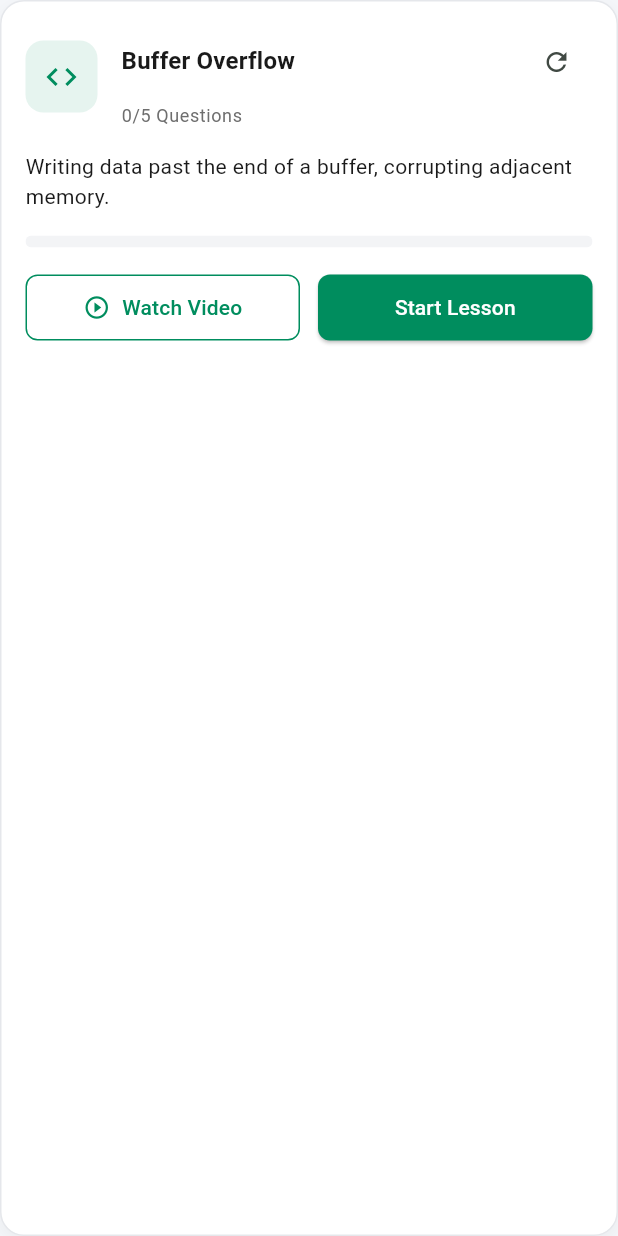
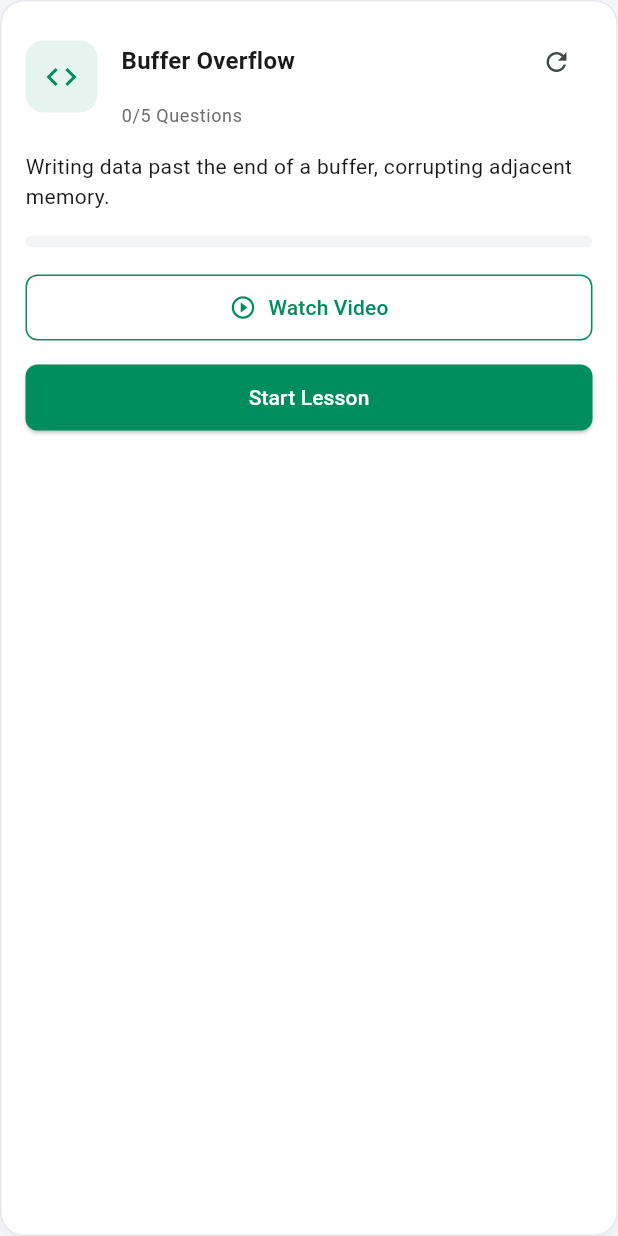
Before and after one commit to Abdullah-222/Learning-App, a Flutter app: the _TopicCard widget shown alone on an empty page, opened directly with sample values from the repository, on a phone screen of 412 x 824 dp. Run offline on Flutter 3.47's test engine with Material 3 defaults, Android fonts, the phone set to English and light mode, and no system bars; our stand-ins replace cloud_firestore, firebase_auth, firebase_core, shared_preferences, youtube_player_flutter; accounts and stored records are empty.

Commit message:
Fix: Add robust scrolling layouts to LearnScreen and VideoScreen to prevent overflow on extreme mobile/desktop dimensions

```diff
--- a/lib/screens/learn_screen.dart
+++ b/lib/screens/learn_screen.dart
@@ -187,9 +187,13 @@ class _TopicCard extends StatelessWidget {
                         ),
                     ),
                      const SizedBox(height: 16),
-                     Row(
+                     Wrap(
+                         spacing: 12,
+                         runSpacing: 12,
+                         alignment: WrapAlignment.center,
                          children: [
-                             Expanded(
+                             SizedBox(
+                                 width: double.infinity,
                                  child: OutlinedButton.icon(
                                      onPressed: () {
                                          Navigator.push(context, MaterialPageRoute(builder: (_) => VideoScreen(topic: topic)));
@@ -205,8 +209,8 @@ class _TopicCard extends StatelessWidget {
                                      ),
                                  ),
                              ),
-                             const SizedBox(width: 12),
-                             Expanded(
+                             SizedBox(
+                                 width: double.infinity,
                                  child: ElevatedButton(
                                      onPressed: () async {
                                          await Navigator.push(context, MaterialPageRoute(builder: (_) => QuizScreen(topic: topic)));
--- a/lib/screens/video_screen.dart
+++ b/lib/screens/video_screen.dart
@@ -79,7 +79,9 @@ class _VideoScreenState extends State<VideoScreen> {
           body: Column(
             children: [
               player,
-              Padding(
+              Expanded(
+                child: SingleChildScrollView(
+                  child: Padding(
                     padding: const EdgeInsets.all(24.0),
                     child: Column(
                       crossAxisAlignment: CrossAxisAlignment.stretch,
@@ -96,6 +98,8 @@ class _VideoScreenState extends State<VideoScreen> {
                       ],
                     ),
                   ),
+                ),
+              ),
             ],
           ),
         );
```
Lines whose indentation alone changed are shown as unchanged.
